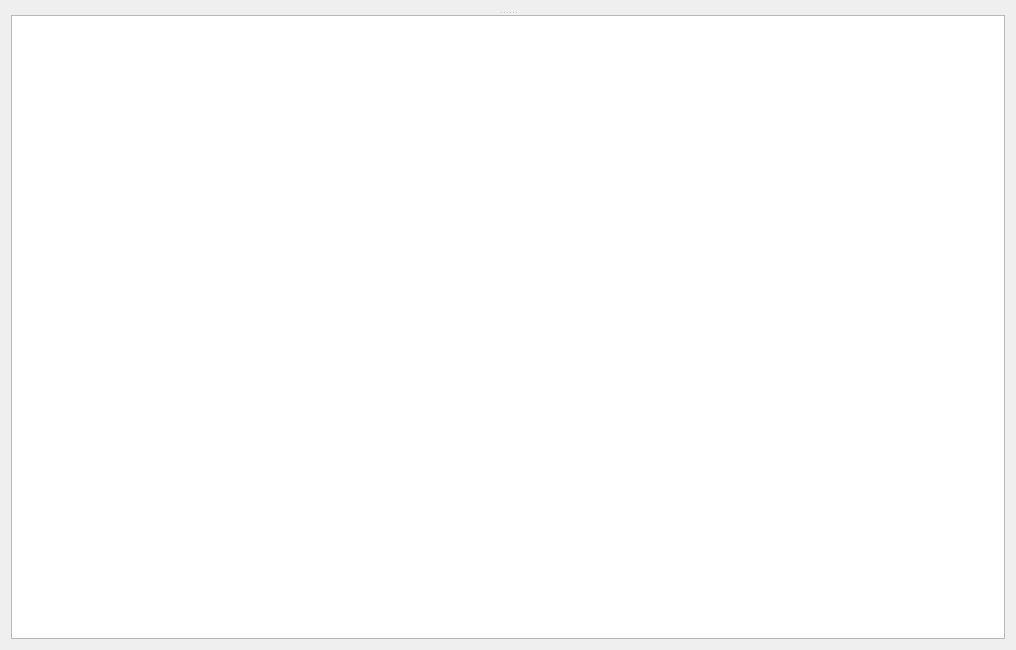
The window that metodics/stabtest/visualizators/stabsignalstestwidget.ui (grigp/a-analyser) describes before a commit, drawn with Qt 5.
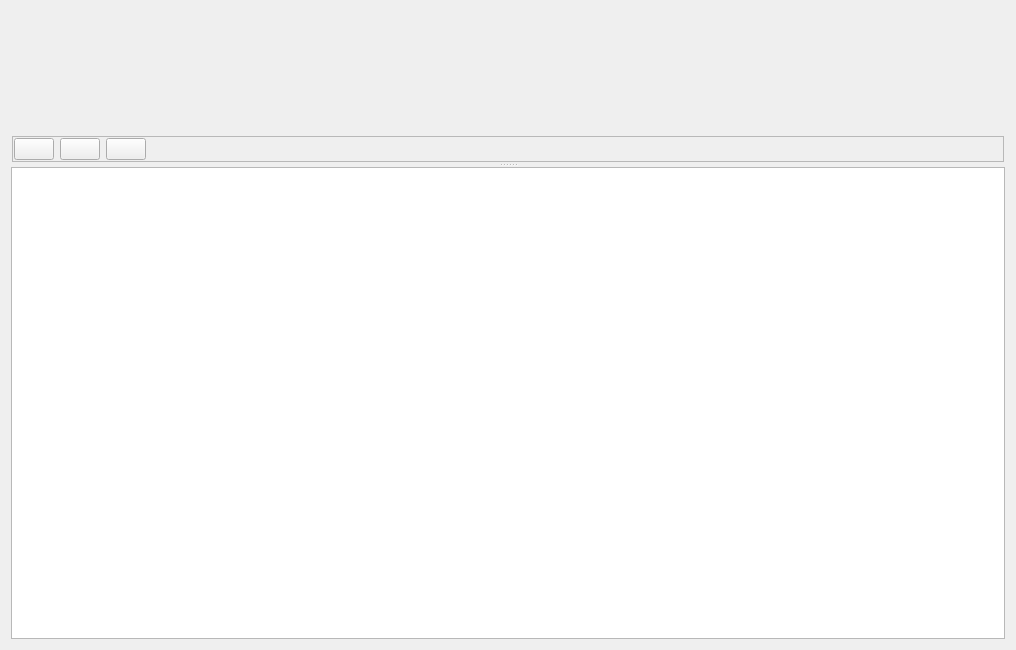
The same window after the commit. Icons and pictures are not drawn.

Diff of the .ui file:
```diff
--- a/metodics/stabtest/visualizators/stabsignalstestwidget.ui
+++ b/metodics/stabtest/visualizators/stabsignalstestwidget.ui
@@ -13,7 +13,7 @@
   <property name="windowTitle">
    <string>Form</string>
   </property>
-  <layout class="QVBoxLayout" name="verticalLayout">
+  <layout class="QVBoxLayout" name="verticalLayout_2">
    <item>
     <widget class="QSplitter" name="splitter">
      <property name="orientation">
@@ -23,10 +23,141 @@
       <property name="sizePolicy">
        <sizepolicy hsizetype="Preferred" vsizetype="Preferred">
         <horstretch>0</horstretch>
-        <verstretch>1</verstretch>
+        <verstretch>2</verstretch>
        </sizepolicy>
       </property>
-      <layout class="QHBoxLayout" name="horizontalLayout"/>
+      <layout class="QVBoxLayout" name="verticalLayout">
+       <property name="spacing">
+        <number>1</number>
+       </property>
+       <property name="leftMargin">
+        <number>1</number>
+       </property>
+       <property name="topMargin">
+        <number>1</number>
+       </property>
+       <property name="rightMargin">
+        <number>1</number>
+       </property>
+       <property name="bottomMargin">
+        <number>1</number>
+       </property>
+       <item>
+        <widget class="QWidget" name="wgtSKGAreases" native="true">
+         <layout class="QHBoxLayout" name="horizontalLayout_2">
+          <property name="leftMargin">
+           <number>1</number>
+          </property>
+          <property name="topMargin">
+           <number>1</number>
+          </property>
+          <property name="rightMargin">
+           <number>1</number>
+          </property>
+          <property name="bottomMargin">
+           <number>1</number>
+          </property>
+         </layout>
+        </widget>
+       </item>
+       <item>
+        <widget class="QFrame" name="frSKGToolBar">
+         <property name="sizePolicy">
+          <sizepolicy hsizetype="Preferred" vsizetype="Fixed">
+           <horstretch>0</horstretch>
+           <verstretch>0</verstretch>
+          </sizepolicy>
+         </property>
+         <property name="frameShape">
+          <enum>QFrame::StyledPanel</enum>
+         </property>
+         <property name="frameShadow">
+          <enum>QFrame::Raised</enum>
+         </property>
+         <layout class="QHBoxLayout" name="horizontalLayout">
+          <property name="leftMargin">
+           <number>1</number>
+          </property>
+          <property name="topMargin">
+           <number>1</number>
+          </property>
+          <property name="rightMargin">
+           <number>1</number>
+          </property>
+          <property name="bottomMargin">
+           <number>1</number>
+          </property>
+          <item>
+           <widget class="QPushButton" name="btnPlus">
+            <property name="text">
+             <string/>
+            </property>
+            <property name="icon">
+             <iconset resource="../../../kernel.qrc">
+              <normaloff>:/images/Plus.png</normaloff>:/images/Plus.png</iconset>
+            </property>
+            <property name="iconSize">
+             <size>
+              <width>22</width>
+              <height>22</height>
+             </size>
+            </property>
+           </widget>
+          </item>
+          <item>
+           <widget class="QPushButton" name="btnMinus">
+            <property name="text">
+             <string/>
+            </property>
+            <property name="icon">
+             <iconset resource="../../../kernel.qrc">
+              <normaloff>:/images/Minus.png</normaloff>:/images/Minus.png</iconset>
+            </property>
+            <property name="iconSize">
+             <size>
+              <width>22</width>
+              <height>22</height>
+             </size>
+            </property>
+           </widget>
+          </item>
+          <item>
+           <widget class="QPushButton" name="btnZeroing">
+            <property name="text">
+             <string/>
+            </property>
+            <property name="icon">
+             <iconset resource="../../../kernel.qrc">
+              <normaloff>:/images/Zeroing.png</normaloff>:/images/Zeroing.png</iconset>
+            </property>
+            <property name="iconSize">
+             <size>
+              <width>22</width>
+              <height>22</height>
+             </size>
+            </property>
+            <property name="checkable">
+             <bool>true</bool>
+            </property>
+           </widget>
+          </item>
+          <item>
+           <spacer name="horizontalSpacer">
+            <property name="orientation">
+             <enum>Qt::Horizontal</enum>
+            </property>
+            <property name="sizeHint" stdset="0">
+             <size>
+              <width>40</width>
+              <height>20</height>
+             </size>
+            </property>
+           </spacer>
+          </item>
+         </layout>
+        </widget>
+       </item>
+      </layout>
      </widget>
      <widget class="QTreeView" name="treeView">
       <property name="sizePolicy">
```
Left out of the diff: 81 changed lines with no effect on the pictures.
